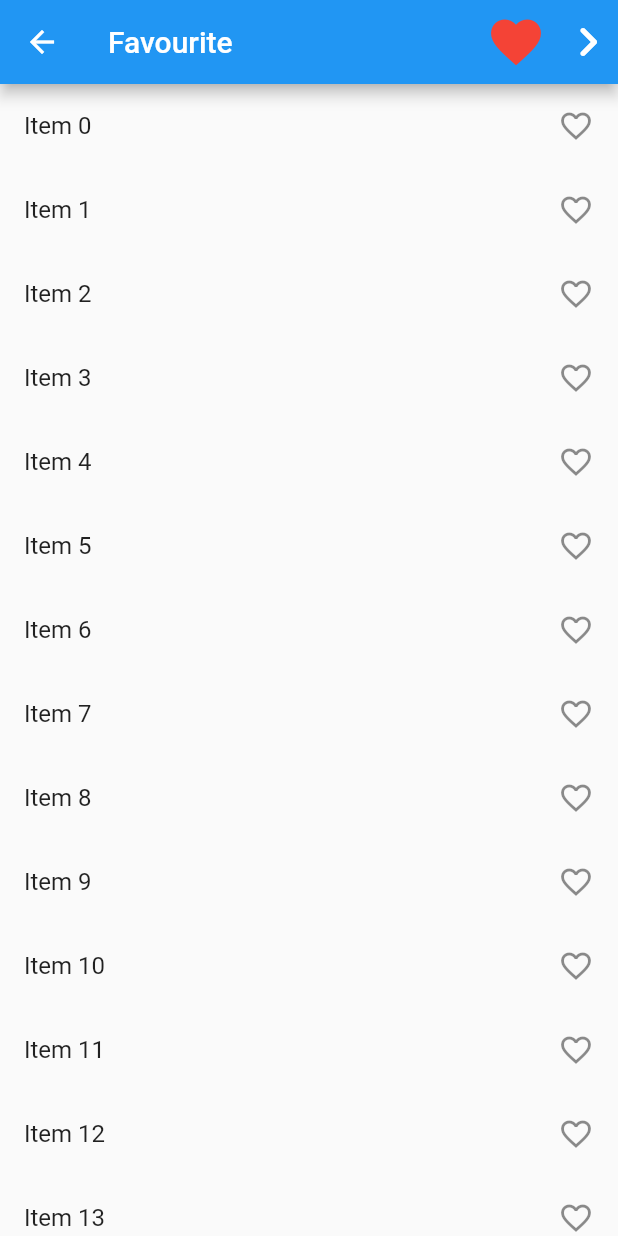
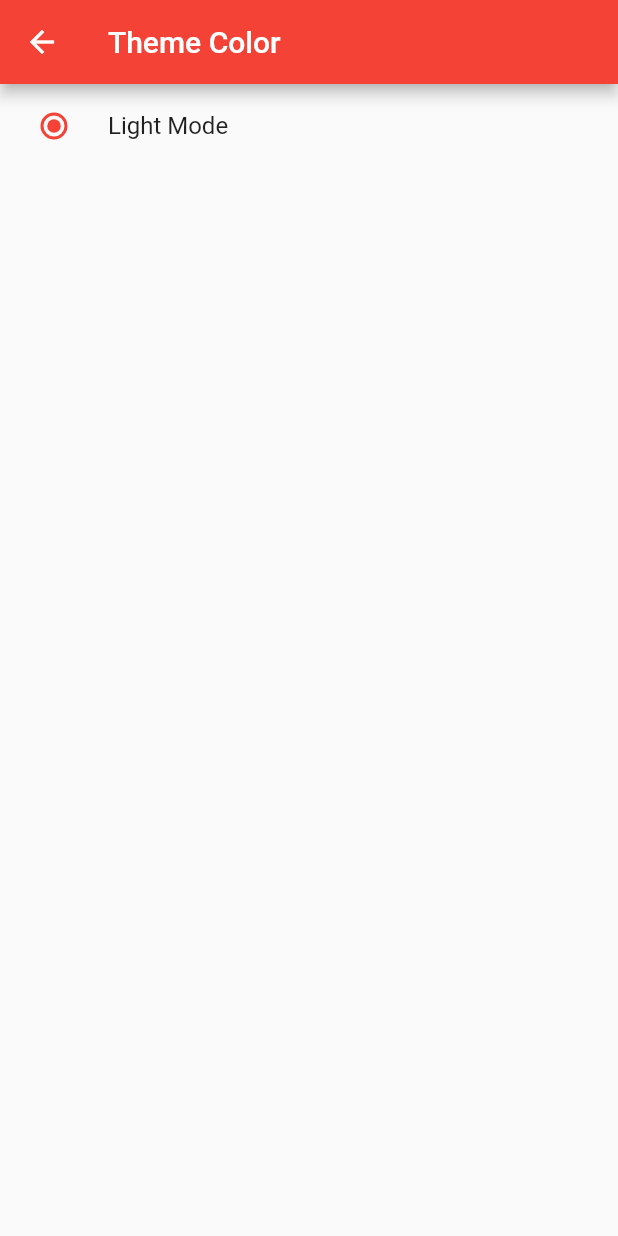
Before and after one commit to rahapal/ProviderStateManagement, a Flutter app: the FavoriteProviderPage screen opened directly, after a tap on the "navigate next" icon, on a phone screen of 412 x 824 dp. Run offline on Flutter 3.47's test engine with Material 2 defaults, Android fonts, the phone set to English and light mode, and no system bars.

Commit message:
Light mode set

```diff
--- /dev/null
+++ b/lib/ProviderController/Theme_provider.dart
@@ -0,0 +1,12 @@
+import 'package:flutter/material.dart';
+
+class ThemeProvider with ChangeNotifier {
+  var _themeMode = ThemeMode.light;
+
+  ThemeMode get themeMode => _themeMode;
+
+  void setcolor(themeMode) {
+    _themeMode = themeMode;
+    notifyListeners();
+  }
+}
--- /dev/null
+++ b/lib/ScreenUsingProvider/Theme_with_provider.dart
@@ -0,0 +1,29 @@
+import 'package:flutter/material.dart';
+import 'package:learnprovider/ProviderController/Theme_provider.dart';
+import 'package:provider/provider.dart';
+
+class ThemeScreen extends StatefulWidget {
+  const ThemeScreen({super.key});
+
+  @override
+  State<ThemeScreen> createState() => _ThemeScreenState();
+}
+
+class _ThemeScreenState extends State<ThemeScreen> {
+  @override
+  Widget build(BuildContext context) {
+    final themeprovider = Provider.of<ThemeProvider>(context);
+    return Scaffold(
+      appBar: AppBar(title: Text('Theme Color')),
+      body: Column(
+        children: [
+          RadioListTile<ThemeMode>(
+              title: const Text('Light Mode'),
+              value: ThemeMode.light,
+              groupValue: themeprovider.themeMode,
+              onChanged: themeprovider.setcolor),
+        ],
+      ),
+    );
+  }
+}
--- a/lib/ScreenUsingProvider/count_with_provider.dart
+++ b/lib/ScreenUsingProvider/count_with_provider.dart
@@ -28,7 +28,7 @@ class _CountProviderPageState extends State<CountProviderPage> {
     final countprovider = Provider.of<CountProvider>(context, listen: false);
     return Scaffold(
       appBar: AppBar(
-        title: const Text('Subscribe'),
+        title: const Text('Counter'),
         actions: [
           IconButton(
             onPressed: () {
--- a/lib/ScreenUsingProvider/favorite_with_provider.dart
+++ b/lib/ScreenUsingProvider/favorite_with_provider.dart
@@ -1,5 +1,6 @@
 import 'package:flutter/material.dart';
 import 'package:learnprovider/ScreenUsingProvider/MyFavorite.dart';
+import 'package:learnprovider/ScreenUsingProvider/Theme_with_provider.dart';
 import 'package:provider/provider.dart';
 
 import '../ProviderController/favorite_provider.dart';
@@ -25,19 +26,22 @@ class _FavoriteProviderPageState extends State<FavoriteProviderPage> {
             },
             icon: const Icon(
               Icons.favorite,
-              color: Colors.red,
+              color: Colors.green,
               size: 40,
             ),
           ),
           IconButton(
-            onPressed: () {},
-            icon: Icon(
+            onPressed: () {
+              Navigator.push(context,
+                  MaterialPageRoute(builder: (context) => const ThemeScreen()));
+            },
+            icon: const Icon(
               Icons.navigate_next_rounded,
               size: 40,
             ),
           ),
         ],
-        title: Text('Favourite'),
+        title: const Text('Favourite'),
       ),
       body: ListView.builder(
           itemCount: 20,
```
Also changed, not shown: lib/main.dart (+10 -2 lines), 2 other files.
